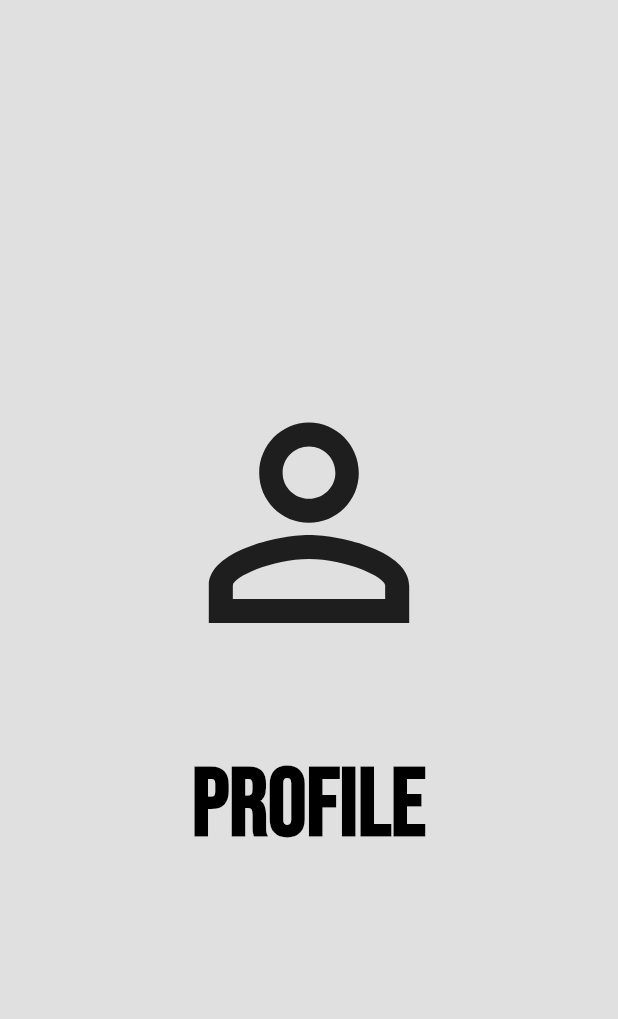
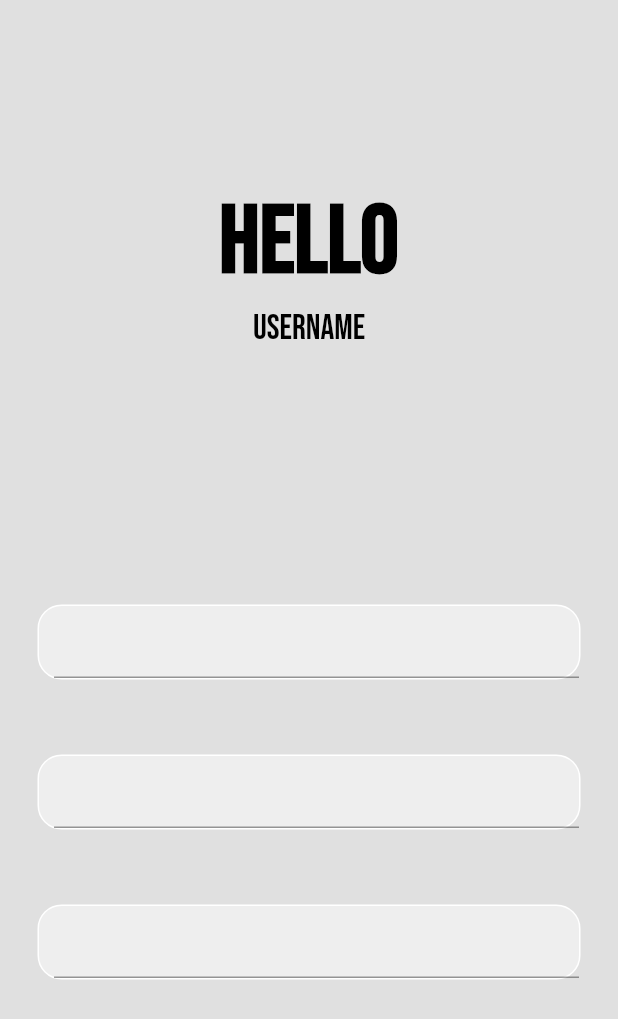
Before and after one commit to Hestate/Test, a Flutter app: the ProfilePage screen opened directly, on a phone screen of 412 x 824 dp. Shown: the top 1019 px of the screen. Run offline on Flutter 3.47's test engine with Material 2 defaults, Android fonts, the phone set to English and light mode, and no system bars; our stand-ins replace curved_navigation_bar, flutter_screenutil, shared_preferences, sqflite; accounts and stored records are empty.

Commit message:
profilePage_added_fields

```diff
--- a/lib/pages/profile_page.dart
+++ b/lib/pages/profile_page.dart
@@ -1,6 +1,6 @@
 import 'package:flutter/material.dart';
-
 import '../utils/colors.dart';
+import '../utils/decorations.dart';
 import '../utils/fonts.dart';
 
 class ProfilePage extends StatelessWidget {
@@ -12,20 +12,54 @@ class ProfilePage extends StatelessWidget {
       backgroundColor: AppColors.grey300,
       body: SafeArea(
         child: Center(
-          child: SingleChildScrollView(
             child: Column(
-              mainAxisAlignment: MainAxisAlignment.center,
-              children: [
-                const Icon(Icons.person_outline, size: 200),
-                const SizedBox(height: 50),
-                Text(
-                  'Profile',
-                  style: AppTypography.font56b,
+          children: [
+            const Spacer(flex: 1),
+            Padding(
+              padding: const EdgeInsets.fromLTRB(0, 50, 0, 5),
+              child: Text(
+                'Hello',
+                style: AppTypography.font56b,
+              ),
+            ),
+            Text(
+              'Username',
+              style: AppTypography.font20,
+            ),
+            const Spacer(flex: 2),
+            Padding(
+              padding: const EdgeInsets.fromLTRB(25, 25, 25, 25),
+              child: Container(
+                decoration: AppFieldBoxDecoration.fieldDecoration,
+                child: const Padding(
+                  padding: EdgeInsets.only(left: 10),
+                  child: TextField(readOnly: true),
                 ),
-              ],
+              ),
             ),
-          ),
-        ),
+            Padding(
+              padding: const EdgeInsets.fromLTRB(25, 25, 25, 25),
+              child: Container(
+                decoration: AppFieldBoxDecoration.fieldDecoration,
+                child: const Padding(
+                  padding: EdgeInsets.only(left: 10),
+                  child: TextField(readOnly: true),
+                ),
+              ),
+            ),
+            Padding(
+              padding: const EdgeInsets.fromLTRB(25, 25, 25, 25),
+              child: Container(
+                decoration: AppFieldBoxDecoration.fieldDecoration,
+                child: const Padding(
+                  padding: EdgeInsets.only(left: 10),
+                  child: TextField(readOnly: true),
+                ),
+              ),
+            ),
+            const Spacer(flex: 2),
+          ],
+        )),
       ),
     );
   }
```
